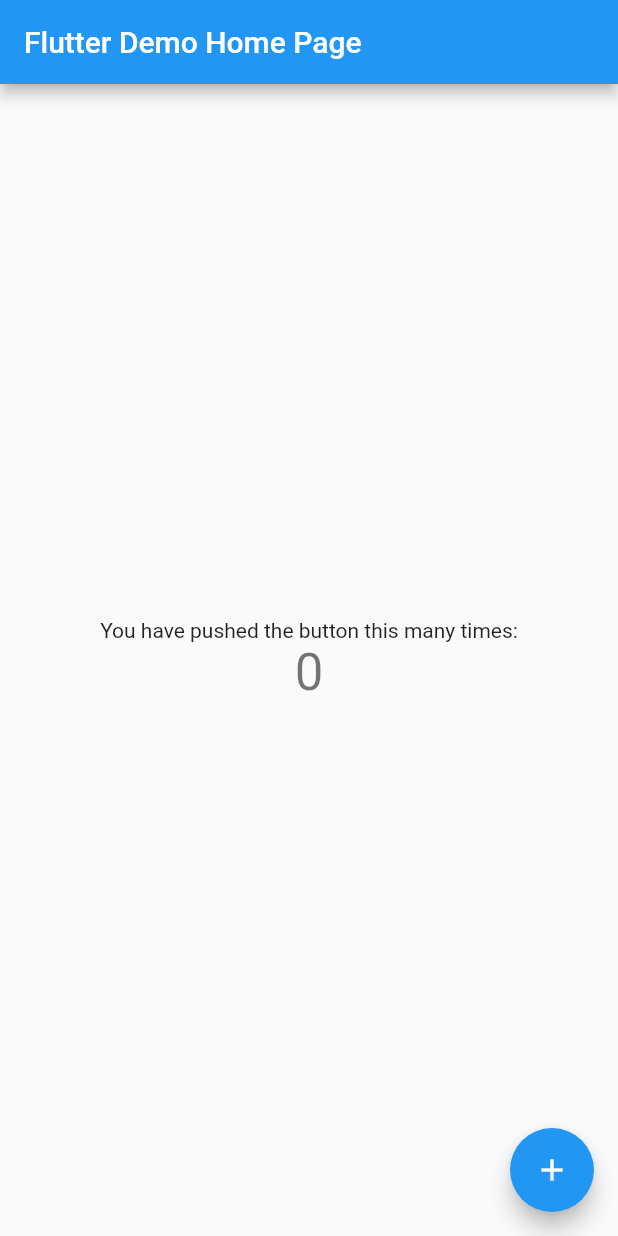
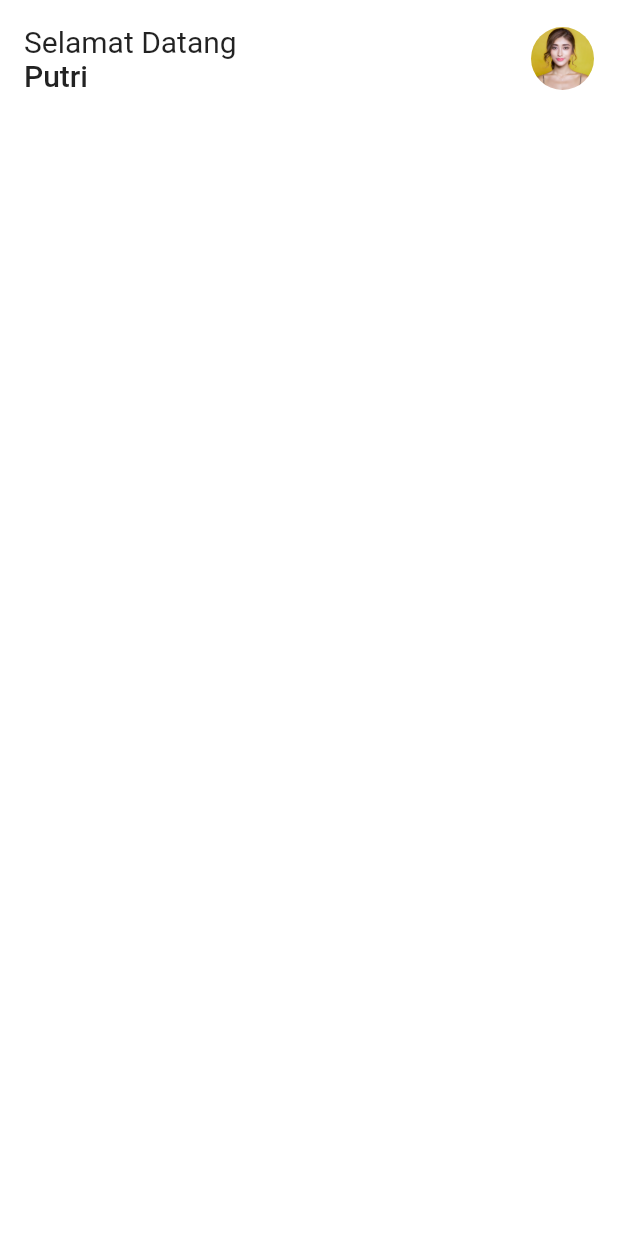
Before and after one commit to CoderJava/flutter-demo-value-listenable-builder, a Flutter app: the screen it shows after launch, on a phone screen of 412 x 824 dp. Run offline on Flutter 3.47's test engine with Material 2 defaults, Android fonts, the phone set to English and light mode, and no system bars.

Commit message:
Buat widget header

```diff
--- a/lib/main.dart
+++ b/lib/main.dart
@@ -7,109 +7,112 @@ void main() {
 class MyApp extends StatelessWidget {
   const MyApp({Key? key}) : super(key: key);
 
-  // This widget is the root of your application.
   @override
   Widget build(BuildContext context) {
     return MaterialApp(
       title: 'Flutter Demo',
       theme: ThemeData(
-        // This is the theme of your application.
-        //
-        // Try running your application with "flutter run". You'll see the
-        // application has a blue toolbar. Then, without quitting the app, try
-        // changing the primarySwatch below to Colors.green and then invoke
-        // "hot reload" (press "r" in the console where you ran "flutter run",
-        // or simply save your changes to "hot reload" in a Flutter IDE).
-        // Notice that the counter didn't reset back to zero; the application
-        // is not restarted.
-        primarySwatch: Colors.blue,
+        primarySwatch: Colors.orange,
       ),
-      home: const MyHomePage(title: 'Flutter Demo Home Page'),
+      home: const MyHomePage(title: 'Flutter: ValueListenableBuilder'),
     );
   }
 }
 
 class MyHomePage extends StatefulWidget {
-  const MyHomePage({Key? key, required this.title}) : super(key: key);
+  final String title;
 
-  // This widget is the home page of your application. It is stateful, meaning
-  // that it has a State object (defined below) that contains fields that affect
-  // how it looks.
-
-  // This class is the configuration for the state. It holds the values (in this
-  // case the title) provided by the parent (in this case the App widget) and
-  // used by the build method of the State. Fields in a Widget subclass are
-  // always marked "final".
-
-  final String title;
+  const MyHomePage({
+    Key? key,
+    required this.title,
+  }) : super(key: key);
 
   @override
   State<MyHomePage> createState() => _MyHomePageState();
 }
 
 class _MyHomePageState extends State<MyHomePage> {
-  int _counter = 0;
-
-  void _incrementCounter() {
-    setState(() {
-      // This call to setState tells the Flutter framework that something has
-      // changed in this State, which causes it to rerun the build method below
-      // so that the display can reflect the updated values. If we changed
-      // _counter without calling setState(), then the build method would not be
-      // called again, and so nothing would appear to happen.
-      _counter++;
-    });
-  }
+  var paddingTop = 0.0;
+  var paddingBottom = 0.0;
 
   @override
   Widget build(BuildContext context) {
-    // This method is rerun every time setState is called, for instance as done
-    // by the _incrementCounter method above.
-    //
-    // The Flutter framework has been optimized to make rerunning build methods
-    // fast, so that you can just rebuild anything that needs updating rather
-    // than having to individually change instances of widgets.
+    final mediaQueryData = MediaQuery.of(context);
+    paddingTop = mediaQueryData.padding.top;
+    paddingBottom = mediaQueryData.padding.bottom;
+
     return Scaffold(
-      appBar: AppBar(
-        // Here we take the value from the MyHomePage object that was created by
-        // the App.build method, and use it to set our appbar title.
-        title: Text(widget.title),
-      ),
-      body: Center(
-        // Center is a layout widget. It takes a single child and positions it
-        // in the middle of the parent.
+      body: Container(
+        width: double.infinity,
+        color: Colors.white,
+        padding: EdgeInsets.fromLTRB(
+          16,
+          paddingTop + 16,
+          16,
+          paddingBottom > 0 ? paddingBottom : 16,
+        ),
         child: Column(
-          // Column is also a layout widget. It takes a list of children and
-          // arranges them vertically. By default, it sizes itself to fit its
-          // children horizontally, and tries to be as tall as its parent.
-          //
-          // Invoke "debug painting" (press "p" in the console, choose the
-          // "Toggle Debug Paint" action from the Flutter Inspector in Android
-          // Studio, or the "Toggle Debug Paint" command in Visual Studio Code)
-          // to see the wireframe for each widget.
-          //
-          // Column has various properties to control how it sizes itself and
-          // how it positions its children. Here we use mainAxisAlignment to
-          // center the children vertically; the main axis here is the vertical
-          // axis because Columns are vertical (the cross axis would be
-          // horizontal).
-          mainAxisAlignment: MainAxisAlignment.center,
-          children: <Widget>[
-            const Text(
-              'You have pushed the button this many times:',
-            ),
-            Text(
-              '$_counter',
-              style: Theme.of(context).textTheme.headline4,
-            ),
+          children: [
+            buildWidgetHeader(),
+            buildWidgetDateTime(),
+            buildWidgetButtonPresence(),
+            buildWidgetHistoryPresence(),
+            buildWidgetMenu(),
           ],
         ),
       ),
-      floatingActionButton: FloatingActionButton(
-        onPressed: _incrementCounter,
-        tooltip: 'Increment',
-        child: const Icon(Icons.add),
-      ), // This trailing comma makes auto-formatting nicer for build methods.
     );
   }
+
+  Widget buildWidgetHeader() {
+    return Row(
+      children: [
+        Expanded(
+          child: Column(
+            crossAxisAlignment: CrossAxisAlignment.start,
+            children: [
+              Text(
+                'Selamat Datang',
+                style: Theme.of(context).textTheme.headline6?.copyWith(
+                      fontWeight: FontWeight.normal,
+                    ),
+              ),
+              Text(
+                'Putri',
+                style: Theme.of(context).textTheme.headline6,
+              ),
+            ],
+          ),
+        ),
+        ClipOval(
+          child: Image.asset(
+            'assets/photo_profile.jpeg',
+            width: 42,
+            height: 42,
+            fit: BoxFit.cover,
+          ),
+        ),
+      ],
+    );
+  }
+
+  Widget buildWidgetDateTime() {
+    // TODO: buat widget yang menampilkan tanggal dan jam sekarang
+    return Container();
+  }
+
+  Widget buildWidgetButtonPresence() {
+    // TODO: buat widget yang menampilkan button presence
+    return Container();
+  }
+
+  Widget buildWidgetHistoryPresence() {
+    // TODO: buat widget yang menampilkan button ijin tidak hadir dan history presensi
+    return Container();
+  }
+
+  Widget buildWidgetMenu() {
+    // TODO: buat widget yang menampilkan menu-nya
+    return Container();
+  }
 }
```
